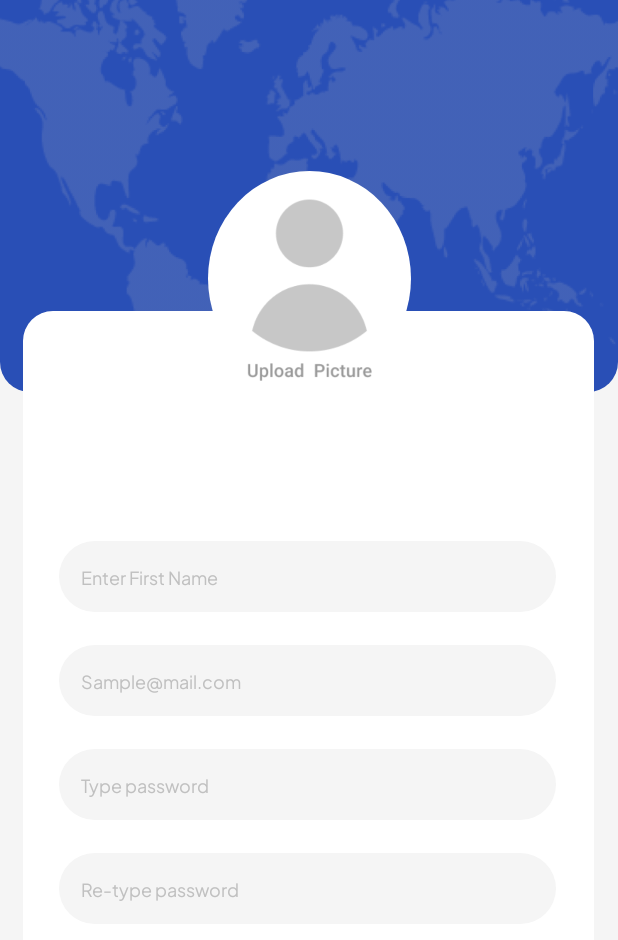
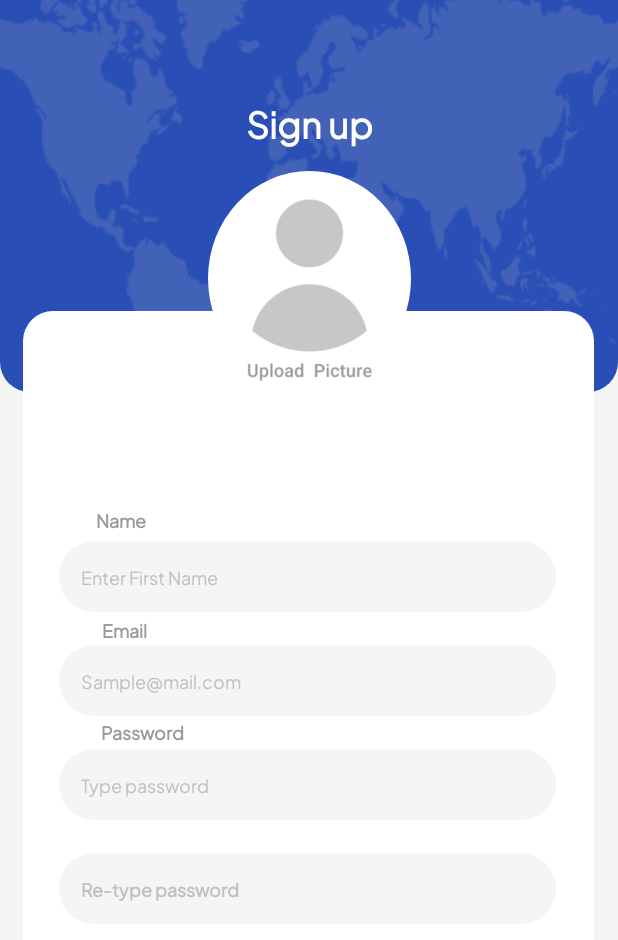
Before and after one commit to alimbeker/CrimeApp, an Android app: the fragment LoginFragment shown on its own in the app's theme, on a phone screen of 412 x 824 dp. Shown: the top 940 px of the screen. Run offline under Robolectric (Android 15) with nearby library versions, the phone set to English and light mode, and no system bars.

Commit message:
make fragment_login

```diff
--- a/app/src/main/res/layout/fragment_login.xml
+++ b/app/src/main/res/layout/fragment_login.xml
@@ -12,8 +12,22 @@
         android:layout_width="match_parent"
         android:layout_height="261dp"
         android:background="@drawable/ellipse"
+        android:scaleType="centerCrop"
         android:src="@drawable/login_page_background"
-        android:scaleType="centerCrop"
+        app:layout_constraintEnd_toEndOf="parent"
+        app:layout_constraintHorizontal_bias="0.0"
+        app:layout_constraintStart_toStartOf="parent"
+        app:layout_constraintTop_toTopOf="parent" />
+
+    <TextView
+        android:layout_width="wrap_content"
+        android:layout_height="wrap_content"
+        android:layout_marginTop="64dp"
+        android:fontFamily="@font/plusjakartasans_regular"
+        android:text="@string/sign_up"
+        android:textColor="@color/white"
+        android:textStyle="bold"
+        android:textSize="24sp"
         app:layout_constraintEnd_toEndOf="parent"
         app:layout_constraintStart_toStartOf="parent"
         app:layout_constraintTop_toTopOf="parent" />
@@ -30,6 +44,22 @@
         app:layout_constraintEnd_toEndOf="parent"
         app:layout_constraintStart_toStartOf="parent"
         app:layout_constraintTop_toTopOf="parent">
+
+
+        <TextView
+            android:layout_width="wrap_content"
+            android:layout_height="wrap_content"
+            android:layout_marginTop="130dp"
+            android:fontFamily="@font/plusjakartasans_regular"
+            android:text="@string/name"
+            android:textColor="@color/layout_head_text"
+            android:textStyle="bold"
+            android:textSize="12sp"
+            app:layout_constraintEnd_toEndOf="parent"
+
+            app:layout_constraintHorizontal_bias="0.140"
+            app:layout_constraintStart_toStartOf="parent"
+            app:layout_constraintTop_toTopOf="parent" />
 
         <EditText
             android:id="@+id/name"
@@ -49,6 +79,20 @@
             app:layout_constraintStart_toStartOf="parent"
             app:layout_constraintTop_toTopOf="parent" />
 
+        <TextView
+            android:layout_width="wrap_content"
+            android:layout_height="wrap_content"
+            android:layout_marginTop="203dp"
+            android:fontFamily="@font/plusjakartasans_regular"
+            android:text="@string/email"
+            android:textColor="@color/layout_head_text"
+            android:textStyle="bold"
+            android:textSize="12sp"
+            app:layout_constraintEnd_toEndOf="parent"
+
+            app:layout_constraintHorizontal_bias="0.150"
+            app:layout_constraintStart_toStartOf="parent"
+            app:layout_constraintTop_toTopOf="parent" />
         <EditText
             android:id="@+id/email"
             android:layout_width="match_parent"
@@ -66,6 +110,20 @@
             app:layout_constraintEnd_toEndOf="parent"
             app:layout_constraintStart_toStartOf="parent"
             app:layout_constraintTop_toBottomOf="@id/name" />
+        <TextView
+            android:layout_width="wrap_content"
+            android:layout_height="wrap_content"
+            android:layout_marginTop="271dp"
+            android:fontFamily="@font/plusjakartasans_regular"
+            android:text="@string/password"
+            android:textColor="@color/layout_head_text"
+            android:textStyle="bold"
+            android:textSize="12sp"
+            app:layout_constraintEnd_toEndOf="parent"
+
+            app:layout_constraintHorizontal_bias="0.160"
+            app:layout_constraintStart_toStartOf="parent"
+            app:layout_constraintTop_toTopOf="parent" />
 
         <EditText
             android:id="@+id/password"
@@ -94,6 +152,7 @@
             android:layout_marginEnd="25dp"
             android:background="@drawable/shape_login_layout"
             android:fontFamily="@font/plusjakartasans_regular"
+            android:textStyle="bold"
             android:hint="@string/re_type_password"
             android:inputType="textPersonName|textCapWords"
             android:textColor="@color/black"
--- a/app/src/main/res/values/colors.xml
+++ b/app/src/main/res/values/colors.xml
@@ -20,4 +20,5 @@
     <color name="back_profile">#ececec</color>
     <color name="user_back_profile">#373EBF</color>
     <color name="hint_color">#C0C0C0</color>
+    <color name="layout_head_text">#999999</color>
 </resources>
--- a/app/src/main/res/values/strings.xml
+++ b/app/src/main/res/values/strings.xml
@@ -27,4 +27,8 @@
     <string name="sample_mail_com">Sample@mail.com</string>
     <string name="type_password">Type password</string>
     <string name="re_type_password">Re-type password</string>
+    <string name="sign_up">Sign up</string>
+    <string name="name">Name</string>
+    <string name="email">Email</string>
+    <string name="password">Password</string>
 </resources>
```
